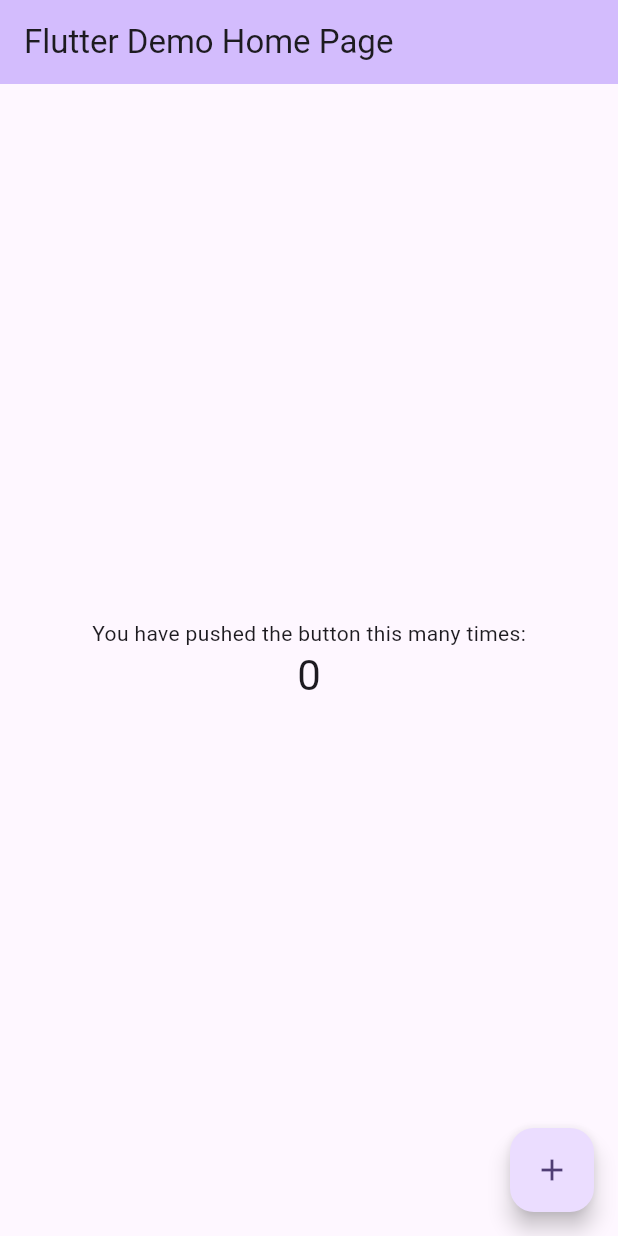
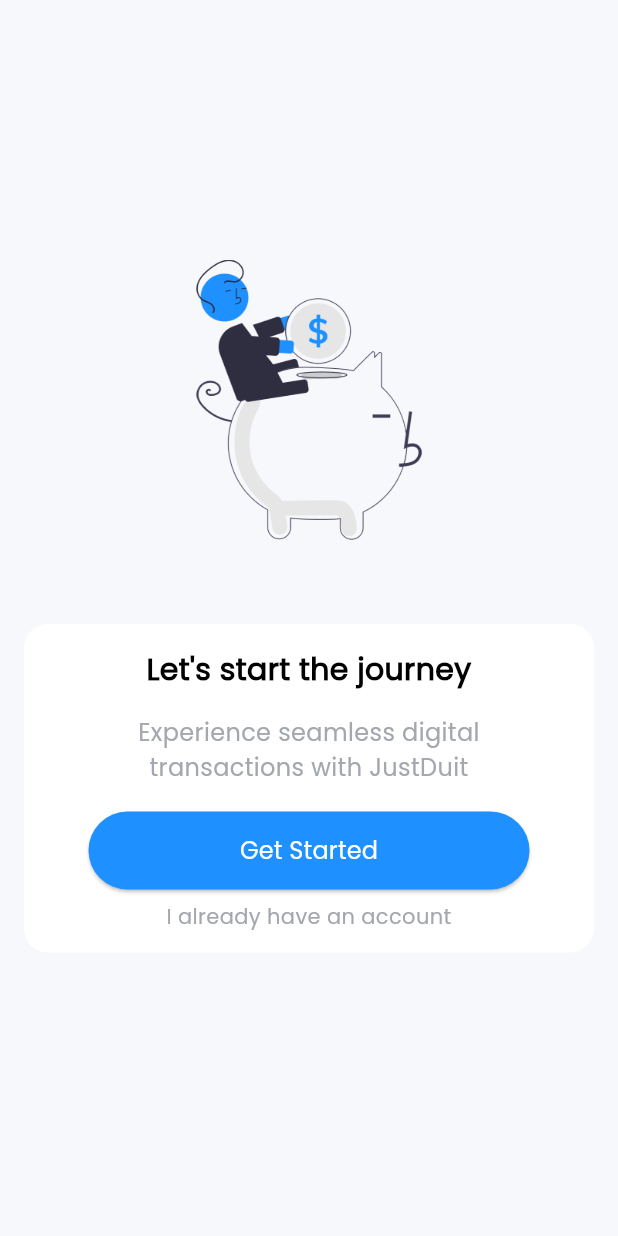
Before and after one commit to chandpras/2117051040-advanced-mobile, a Flutter app: the screen it shows after launch, on a phone screen of 412 x 824 dp. Run offline on Flutter 3.47's test engine with Material 2 defaults, Android fonts, the phone set to English and light mode, and no system bars.

Commit message:
commit tugas 03-basic-widget

```diff
--- a/lib/main.dart
+++ b/lib/main.dart
@@ -1,4 +1,5 @@
 import 'package:flutter/material.dart';
+import 'package:justduit/screens/onboarding_screens.dart';
 
 void main() {
   runApp(const MyApp());
@@ -11,115 +12,14 @@ class MyApp extends StatelessWidget {
   @override
   Widget build(BuildContext context) {
     return MaterialApp(
+      debugShowCheckedModeBanner: false,
       title: 'Flutter Demo',
       theme: ThemeData(
-        // This is the theme of your application.
-        //
-        // TRY THIS: Try running your application with "flutter run". You'll see
-        // the application has a blue toolbar. Then, without quitting the app,
-        // try changing the seedColor in the colorScheme below to Colors.green
-        // and then invoke "hot reload" (save your changes or press the "hot
-        // reload" button in a Flutter-supported IDE, or press "r" if you used
-        // the command line to start the app).
-        //
-        // Notice that the counter didn't reset back to zero; the application
-        // state is not lost during the reload. To reset the state, use hot
-        // restart instead.
-        //
-        // This works for code too, not just values: Most code changes can be
-        // tested with just a hot reload.
+
         colorScheme: ColorScheme.fromSeed(seedColor: Colors.deepPurple),
         useMaterial3: true,
       ),
-      home: const MyHomePage(title: 'Flutter Demo Home Page'),
+      home: const OnboardingScreen()
     );
   }
 }
-
-class MyHomePage extends StatefulWidget {
-  const MyHomePage({super.key, required this.title});
-
-  // This widget is the home page of your application. It is stateful, meaning
-  // that it has a State object (defined below) that contains fields that affect
-  // how it looks.
-
-  // This class is the configuration for the state. It holds the values (in this
-  // case the title) provided by the parent (in this case the App widget) and
-  // used by the build method of the State. Fields in a Widget subclass are
-  // always marked "final".
-
-  final String title;
-
-  @override
-  State<MyHomePage> createState() => _MyHomePageState();
-}
-
-class _MyHomePageState extends State<MyHomePage> {
-  int _counter = 0;
-
-  void _incrementCounter() {
-    setState(() {
-      // This call to setState tells the Flutter framework that something has
-      // changed in this State, which causes it to rerun the build method below
-      // so that the display can reflect the updated values. If we changed
-      // _counter without calling setState(), then the build method would not be
-      // called again, and so nothing would appear to happen.
-      _counter++;
-    });
-  }
-
-  @override
-  Widget build(BuildContext context) {
-    // This method is rerun every time setState is called, for instance as done
-    // by the _incrementCounter method above.
-    //
-    // The Flutter framework has been optimized to make rerunning build methods
-    // fast, so that you can just rebuild anything that needs updating rather
-    // than having to individually change instances of widgets.
-    return Scaffold(
-      appBar: AppBar(
-        // TRY THIS: Try changing the color here to a specific color (to
-        // Colors.amber, perhaps?) and trigger a hot reload to see the AppBar
-        // change color while the other colors stay the same.
-        backgroundColor: Theme.of(context).colorScheme.inversePrimary,
-        // Here we take the value from the MyHomePage object that was created by
-        // the App.build method, and use it to set our appbar title.
-        title: Text(widget.title),
-      ),
-      body: Center(
-        // Center is a layout widget. It takes a single child and positions it
-        // in the middle of the parent.
-        child: Column(
-          // Column is also a layout widget. It takes a list of children and
-          // arranges them vertically. By default, it sizes itself to fit its
-          // children horizontally, and tries to be as tall as its parent.
-          //
-          // Column has various properties to control how it sizes itself and
-          // how it positions its children. Here we use mainAxisAlignment to
-          // center the children vertically; the main axis here is the vertical
-          // axis because Columns are vertical (the cross axis would be
-          // horizontal).
-          //
-          // TRY THIS: Invoke "debug painting" (choose the "Toggle Debug Paint"
-          // action in the IDE, or press "p" in the console), to see the
-          // wireframe for each widget.
-          mainAxisAlignment: MainAxisAlignment.center,
-          children: <Widget>[
-            const Text(
-              'You have pushed the button this many times:',
-            ),
-            Text(
-              '$_counter',
-              style: Theme.of(context).textTheme.headlineMedium,
-            ),
-          ],
-        ),
-      ),
-      floatingActionButton: FloatingActionButton(
-        onPressed: _incrementCounter,
-        tooltip: 'Increment',
-        child: const Icon(Icons.add),
-      ), // This trailing comma makes auto-formatting nicer for build methods.
-    );
-  }
-}
--- /dev/null
+++ b/lib/screens/onboarding_screens.dart
@@ -0,0 +1,60 @@
+import 'package:flutter/material.dart';
+
+class OnboardingScreen extends StatelessWidget {
+  const OnboardingScreen({super.key});
+
+  @override
+  Widget build(BuildContext context) {
+    return Scaffold(
+      backgroundColor: Color.fromARGB(255, 246, 248, 251),
+      body: SafeArea(
+        child: Column(
+          mainAxisSize: MainAxisSize.max,
+          mainAxisAlignment: MainAxisAlignment.center,
+          children: [
+            Image.asset('assets/images/mobile1.png',width: 200, height: 187),
+
+            SizedBox(height: 40),
+
+            Container(
+              margin: EdgeInsets.all(16),
+              decoration: BoxDecoration(color: Colors.white, borderRadius: BorderRadius.circular(16.0)),
+              child: Column(
+                children: [
+                  Padding(
+                    padding: EdgeInsets.only(top: 16, bottom: 16),
+                    child: Text("Let's start the journey", style: TextStyle(fontFamily: 'Poppins', fontSize: 20, fontWeight: FontWeight.w600, color: Colors.black), textAlign: TextAlign.center)
+                  ),
+
+                  Padding(
+                    padding: EdgeInsets.only(right: 35, left: 35),
+                    child: Text("Experience seamless digital transactions with JustDuit", style: TextStyle(fontFamily: 'Poppins', fontSize: 16, fontWeight: FontWeight.w400, color: Color.fromARGB(255, 164, 168, 174)), textAlign: TextAlign.center)
+                  ),
+
+                  Padding(
+                    padding: EdgeInsets.only(top: 18),
+                    child: SizedBox(
+                      width: 294,
+                      height: 52,
+                      child: ElevatedButton(
+                        style: ButtonStyle(backgroundColor:MaterialStateProperty.all<Color>(Color(0xFF1E90FF)),foregroundColor:MaterialStateProperty.all<Color>(Colors.white),),
+                        onPressed: () {}, child: Text("Get Started",style: TextStyle(fontFamily: 'Poppins', fontSize: 16, fontWeight: FontWeight.w500, color: Colors.white),)
+                        )
+                    )
+                  ),
+
+                  Padding(
+                      padding: EdgeInsets.only(top: 8, bottom: 14),
+                      child: InkWell( onTap: () {}, child: Text("I already have an account", style: TextStyle(fontFamily: 'Poppins', fontSize: 14, fontWeight: FontWeight.w400, color: Color.fromARGB(255, 164, 168, 174)), textAlign: TextAlign.center)
+                      )
+                  ),
+
+                ],
+              ),
+            ),
+          ],
+        )
+      )
+    );
+  }
+}
```
Also changed, not shown: pubspec.yaml (+7 -14 lines), assets/fonts/Poppins-Regular.ttf (added), assets/images/mobile1.png (added), pubspec.lock, 1 other file.
